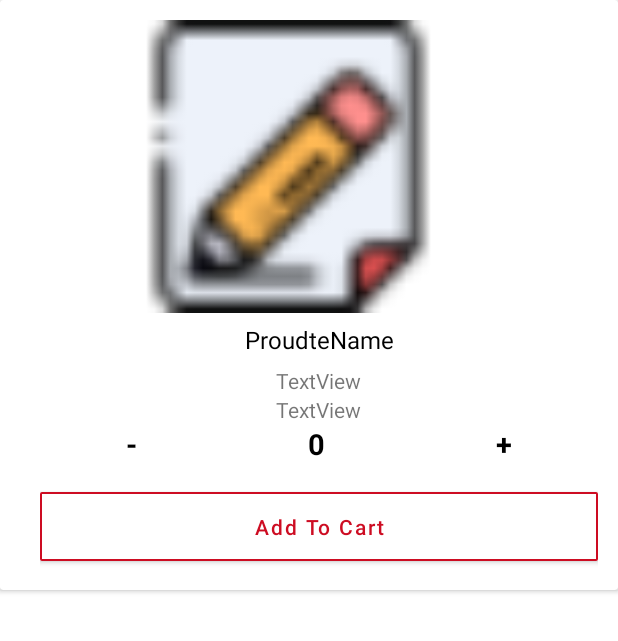
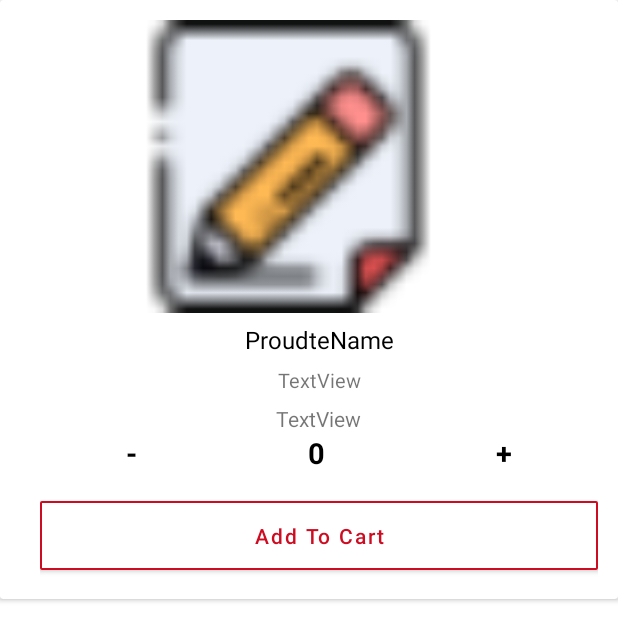
Before and after one commit to aboudmahmoud/StoreDielvey, an Android app: the layout rproductspage.xml on its own in the app's theme, with its tools: preview values and no code run, on a phone screen of 412 x 824 dp. Shown: the top 641 px of the screen. Run offline under Robolectric (Android 15) with nearby library versions, the phone set to English and light mode, and no system bars.

Commit message:
set final change

```diff
--- a/app/src/main/res/layout/activity_about_me.xml
+++ b/app/src/main/res/layout/activity_about_me.xml
@@ -130,7 +130,7 @@
 
                     android:layout_width="match_parent"
                     android:layout_height="wrap_content"
-android:layout_margin="@dimen/_4sdp"
+                    android:layout_margin="@dimen/_4sdp"
                     android:gravity="start"
                     android:text="@string/license" />
 
--- a/app/src/main/res/layout/rproductspage.xml
+++ b/app/src/main/res/layout/rproductspage.xml
@@ -48,13 +48,17 @@
                 android:layout_width="wrap_content"
                 android:layout_height="wrap_content"
                 android:layout_marginTop="@dimen/_5sdp"
+                android:layout_marginBottom="@dimen/_5sdp"
+                android:gravity="center"
+                android:textSize="@dimen/_10sdp"
                 android:text="TextView" />
 
             <TextView
                 android:id="@+id/ProuductePrice"
                 android:layout_width="wrap_content"
                 android:layout_height="wrap_content"
-                android:text="TextView" />
+                android:text="TextView"
+               />
 
             <LinearLayout
                 android:layout_width="match_parent"
```
Also changed, not shown: app/src/main/java/com/example/deliveryapp/ProducteControl/Adapters/ProduteAdapter.java (+7 -4 lines).
